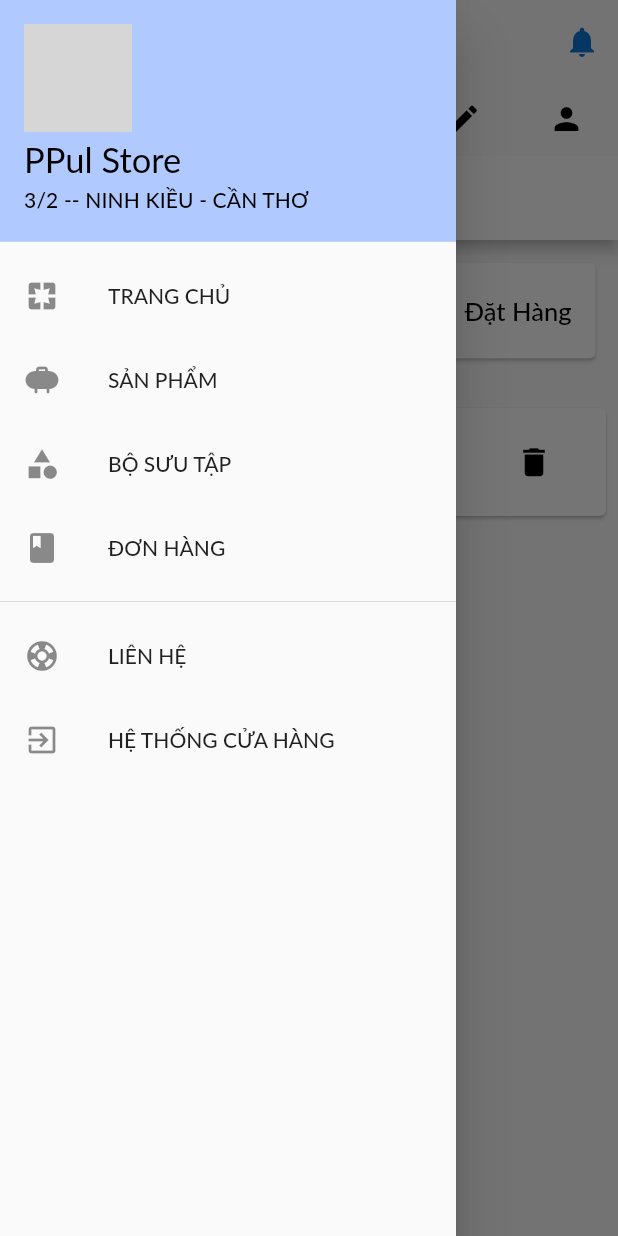
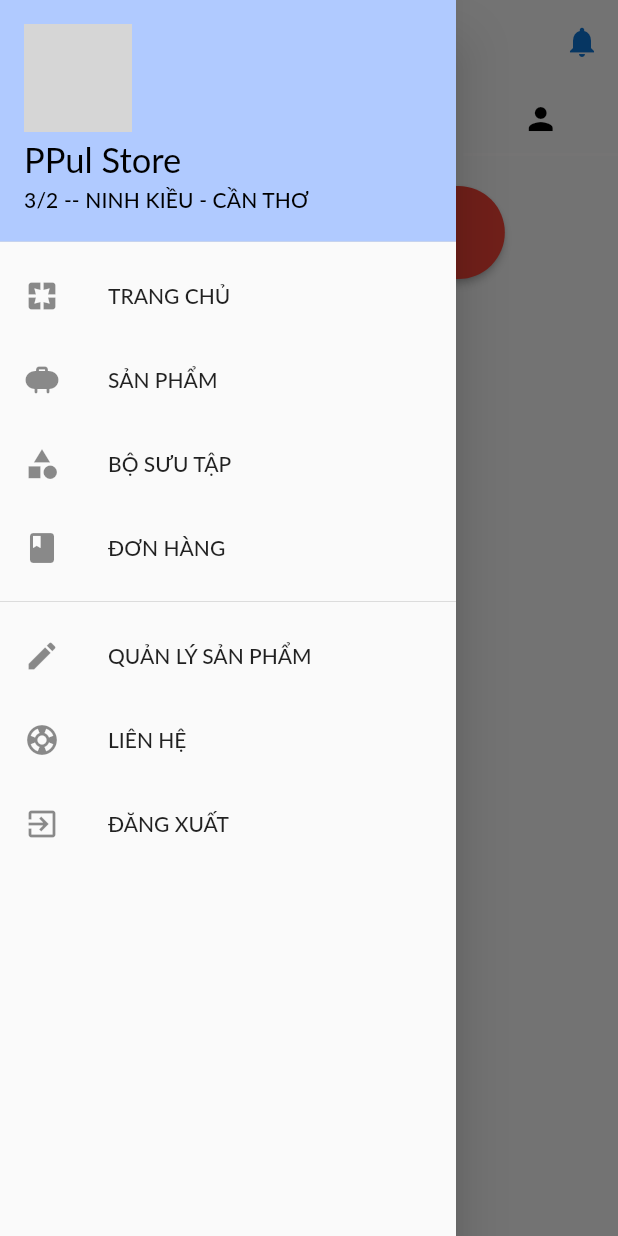
Before and after one commit to vm-phung1134/Mobile-App-Ecomercial, a Flutter app: the Home screen opened by its route, tab 4 chosen, with the side drawer open, on a phone screen of 412 x 824 dp. Run offline on Flutter 3.47's test engine with Material 2 defaults, Android fonts, the phone set to English and light mode, and no system bars; our stand-ins replace carousel_slider, flutter_dotenv, flutter_svg, shared_preferences; accounts and stored records are empty; network calls fail; Roboto replaces fonts that are missing (Lato); grey boxes are pictures that could not be loaded.

Commit message:
fix ui, tabview, add to cart

```diff
--- a/lib/main.dart
+++ b/lib/main.dart
@@ -8,6 +8,7 @@ import 'package:shop_app/ui/product/components/product_manager.dart';
 import 'package:shop_app/ui/product/view/edit_product_screen.dart';
 import 'package:shop_app/ui/product/view/product_detail.dart';
 import 'package:provider/provider.dart';
+import 'package:shop_app/ui/product/view/user_products_screen.dart';
 
 Future<void> main() async {
   // Load the .env file
@@ -58,7 +59,8 @@ class MyApp extends StatelessWidget {
           initialRoute: authManager.isAuth ? '/home' : '/auth',
           routes: {
             '/home': (context) => const SafeArea(child: Home()),
-            '/auth': (_) => const AuthScreen()
+            '/auth': (_) => const AuthScreen(),
+            '/user-products': (_) => const UserProductsScreen()
           },
           onGenerateRoute: (settings) {
             if (settings.name == ProductDetail.routeName) {
--- a/lib/ui/cart/components/cart_card.dart
+++ b/lib/ui/cart/components/cart_card.dart
@@ -20,7 +20,7 @@ class CartCard extends StatelessWidget {
         leading: SizedBox(
           height: 50,
           width: 50,
-          child: Image.asset(
+          child: Image.network(
             card.image,
             fit: BoxFit.cover,
           ),
--- a/lib/ui/cart/components/cart_manager.dart
+++ b/lib/ui/cart/components/cart_manager.dart
@@ -4,15 +4,7 @@ import '../../../models/cart.dart';
 import '../../../models/product.dart';
 
 class CartManager with ChangeNotifier {
-  final Map<String, Cart> _items = {
-    'p1': Cart(
-      id: 'c1',
-      title: 'Red Shirt',
-      price: 29.99,
-      quantity: 2,
-      image: 'assets/images/product_0.png',
-    )
-  };
+  final Map<String, Cart> _items = {};
   int get productCount {
     return _items.length;
   }
--- a/lib/ui/homepage/components/navbar.dart
+++ b/lib/ui/homepage/components/navbar.dart
@@ -1,4 +1,8 @@
 import 'package:flutter/material.dart';
+import 'package:provider/provider.dart';
+
+import '../../auth/auth_manager.dart';
+
 class Navbar extends StatelessWidget {
   @override
   Widget build(BuildContext context) {
@@ -6,13 +10,15 @@ class Navbar extends StatelessWidget {
       child: ListView(
         children: [
           UserAccountsDrawerHeader(
-            accountName: Text('PPul Store',
-            style: Theme.of(context).textTheme.subtitle1!.
-            copyWith(fontSize: 23, color: Color.fromARGB(255, 0, 0, 0)),
+            accountName: Text(
+              'PPul Store',
+              style: Theme.of(context)
+                  .textTheme
+                  .subtitle1!
+                  .copyWith(fontSize: 23, color: Color.fromARGB(255, 0, 0, 0)),
             ),
-
             accountEmail: Text('3/2 -- NINH KIỀU - CẦN THƠ',
-            style: Theme.of(context).textTheme.subtitle2),
+                style: Theme.of(context).textTheme.subtitle2),
             currentAccountPicture: CircleAvatar(
               child: ClipOval(
                 child: Image.asset(
@@ -23,9 +29,8 @@ class Navbar extends StatelessWidget {
                 ),
               ),
             ),
-            decoration: const BoxDecoration(
-              color: Color.fromARGB(255, 176, 202, 255)
-            ),
+            decoration:
+                const BoxDecoration(color: Color.fromARGB(255, 176, 202, 255)),
           ),
           ListTile(
             leading: Icon(Icons.pages),
@@ -49,14 +54,24 @@ class Navbar extends StatelessWidget {
           ),
           Divider(),
           ListTile(
+            leading: Icon(Icons.edit),
+            title: Text('QUẢN LÝ SẢN PHẨM'),
+            onTap: () {
+              Navigator.of(context).pushNamed('/user-products');
+            },
+          ),
+          ListTile(
             leading: Icon(Icons.support),
             title: Text('LIÊN HỆ'),
             onTap: () => null,
           ),
           ListTile(
             leading: Icon(Icons.exit_to_app),
-            title: Text('HỆ THỐNG CỬA HÀNG'),
-            onTap: () => null,
+            title: Text('ĐĂNG XUẤT'),
+            onTap: () {
+              context.read<AuthManager>().logout();
+              Navigator.of(context).pushReplacementNamed('/auth');
+            },
           )
         ],
       ),
--- a/lib/ui/homepage/views/homepage_overview.dart
+++ b/lib/ui/homepage/views/homepage_overview.dart
@@ -22,12 +22,13 @@ class _HomeState extends State<Home> {
   Widget build(BuildContext context) {
     return DefaultTabController(
       initialIndex: 0,
-      length: 6,
+      length: 4,
       child: Scaffold(
         drawer: Navbar(),
         appBar: AppBar(
           backgroundColor: const Color.fromARGB(0, 94, 92, 92),
           elevation: 0,
+          iconTheme: const IconThemeData(color: Colors.black),
           title: Row(mainAxisAlignment: MainAxisAlignment.center, children: [
             SvgPicture.asset("assets/icons/Location.svg"),
             const SizedBox(width: 8),
@@ -57,20 +58,14 @@ class _HomeState extends State<Home> {
                 icon: Icon(Icons.newspaper, color: Colors.black),
               ),
               Tab(
-                icon: Icon(Icons.search, color: Colors.black),
-              ),
-              Tab(
                 icon: Icon(Icons.shopping_cart, color: Colors.black),
-              ),
-              Tab(
-                icon: Icon(Icons.edit, color: Colors.black),
               ),
               Tab(
                 icon: Icon(Icons.person, color: Colors.black),
               ),
             ],
           ),
-          titleSpacing: 15,
+          titleSpacing: 25,
         ),
         body: const TabBarView(
           children: <Widget>[
@@ -81,13 +76,7 @@ class _HomeState extends State<Home> {
               child: ProductsOverview(),
             ),
             Center(
-              child: SearchScreen(),
-            ),
-            Center(
               child: CartScreeen(),
-            ),
-            Center(
-              child: UserProductsScreen(),
             ),
             Center(
               child: UserProfileScreen(),
--- a/lib/ui/product/components/product_grid.dart
+++ b/lib/ui/product/components/product_grid.dart
@@ -5,12 +5,12 @@ import 'product_manager.dart';
 import '../../../models/product.dart';
 
 class ProductsGrid extends StatelessWidget {
-  const ProductsGrid({super.key});
-
+  const ProductsGrid(this.searchValue, {super.key});
+  final String searchValue;
   @override
   Widget build(BuildContext context) {
     final products = context.select<ProductsManager, List<Product>>(
-        (productsManager) => productsManager.items);
+        (productsManager) => productsManager.findByName(searchValue));
     return GridView.builder(
       padding: const EdgeInsets.all(10.0),
       itemCount: products.length,
```
Also changed, not shown: lib/ui/product/components/product_grid_title.dart (+15 -1 lines), lib/ui/product/view/product_overview.dart (+41 -1 lines), lib/ui/product/view/user_products_screen.dart (+7 -1 lines), lib/ui/user_profile/logout.dart (+7 -11 lines).
